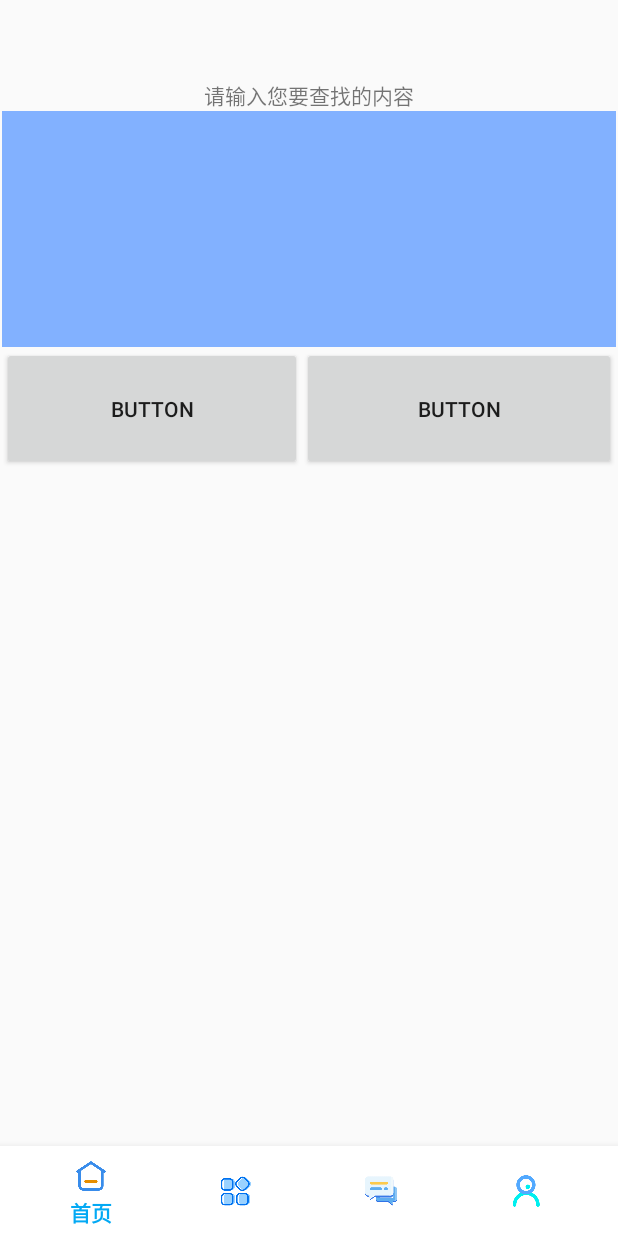
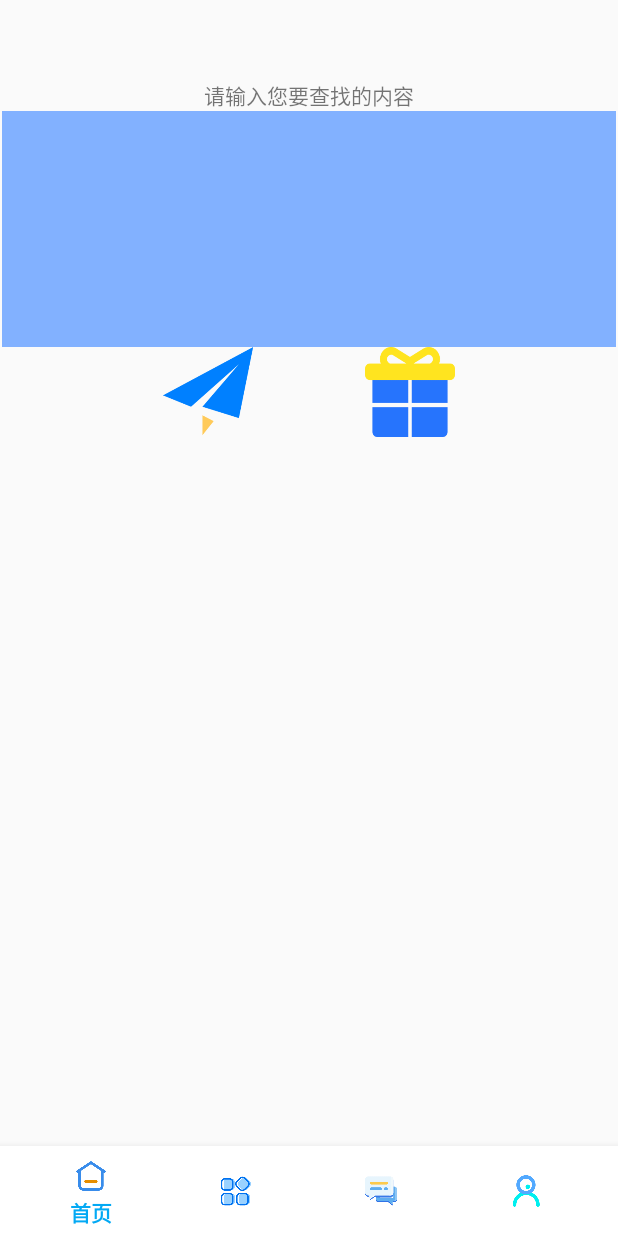
Before and after one commit to yukaida/shiwu, an Android app: the screen it shows after launch (MainActivity), on a phone screen of 412 x 824 dp. Run offline under Robolectric (Android 15) with nearby library versions, the phone set to English and light mode, and no system bars.

Commit message:
添加发布，寻找功能

```diff
--- a/app/src/main/java/com/example/shiwu/Fragment/HomeFragment.java
+++ b/app/src/main/java/com/example/shiwu/Fragment/HomeFragment.java
@@ -26,7 +26,7 @@ public class HomeFragment extends Fragment {
     }
 
     private void initView(){
-        recyclerView = getView().findViewById(R.id.homeF_recyclerView);
+        recyclerView = getView().findViewById(R.id.recyclerView_homeF);
     }
 
 
--- a/app/src/main/java/com/example/shiwu/MainActivity.java
+++ b/app/src/main/java/com/example/shiwu/MainActivity.java
@@ -6,19 +6,16 @@ import androidx.appcompat.app.AppCompatActivity;
 import androidx.fragment.app.Fragment;
 import androidx.fragment.app.FragmentManager;
 import androidx.fragment.app.FragmentTransaction;
-
 import android.graphics.Color;
 import android.os.Build;
 import android.os.Bundle;
 import android.view.MenuItem;
 import android.view.View;
-
 import com.example.shiwu.Fragment.HomeFragment;
 import com.example.shiwu.Fragment.KindFragment;
 import com.example.shiwu.Fragment.MesFragment;
 import com.example.shiwu.Fragment.MyFragment;
 import com.google.android.material.bottomnavigation.BottomNavigationView;
-
 import java.util.Random;
 
 public class MainActivity extends AppCompatActivity implements BottomNavigationView.OnNavigationItemSelectedListener {
--- a/app/src/main/res/layout/fragment_home.xml
+++ b/app/src/main/res/layout/fragment_home.xml
@@ -7,7 +7,7 @@
     tools:context=".Fragment.HomeFragment">
 
     <ScrollView
-        android:id="@+id/scrollView2"
+        android:id="@+id/HomeF_scrollView"
         android:layout_width="0dp"
         android:layout_height="729dp"
         android:layout_marginStart="1dp"
@@ -24,12 +24,12 @@
             android:orientation="vertical">
 
             <TextView
-                android:id="@+id/textView7"
+                android:id="@+id/textView_HomeF_top"
                 android:layout_width="match_parent"
                 android:layout_height="35dp" />
 
             <TextView
-                android:id="@+id/textView5"
+                android:id="@+id/textView_HomeF_search"
                 android:layout_width="match_parent"
                 android:layout_height="wrap_content"
                 android:layout_gravity="center"
@@ -37,33 +37,49 @@
                 android:text="请输入您要查找的内容" />
 
             <androidx.viewpager.widget.ViewPager
+                android:id="@+id/ViewPager_HomeF"
                 android:layout_width="match_parent"
                 android:layout_height="157dp"
                 android:background="#82B1FF">
 
             </androidx.viewpager.widget.ViewPager>
 
-            <LinearLayout
+            <androidx.constraintlayout.widget.ConstraintLayout
                 android:layout_width="match_parent"
-                android:layout_height="match_parent"
-                android:orientation="horizontal">
+                android:layout_height="match_parent">
 
                 <Button
-                    android:id="@+id/button2"
-                    android:layout_width="200dp"
-                    android:layout_height="match_parent"
-                    android:text="Button" />
+                    android:id="@+id/button_HomeF_search"
+                    android:layout_width="60dp"
+                    android:layout_height="60dp"
+
+                    android:layout_marginStart="32dp"
+                    android:layout_marginEnd="96dp"
+                    android:background="@drawable/search5"
+                    app:layout_constraintBottom_toBottomOf="parent"
+                    app:layout_constraintEnd_toEndOf="parent"
+                    app:layout_constraintStart_toEndOf="@+id/button_HomeF_publish"
+                    app:layout_constraintTop_toTopOf="parent" />
 
                 <Button
-                    android:id="@+id/button3"
-                    android:layout_width="wrap_content"
-                    android:layout_height="82dp"
-                    android:layout_weight="1"
-                    android:text="Button" />
-            </LinearLayout>
+                    android:id="@+id/button_HomeF_publish"
+                    android:layout_width="60dp"
+                    android:layout_height="60dp"
+
+
+                    android:layout_marginStart="96dp"
+                    android:layout_marginEnd="32dp"
+                    android:background="@drawable/publish3"
+                    app:layout_constraintBottom_toBottomOf="parent"
+                    app:layout_constraintEnd_toStartOf="@+id/button_HomeF_search"
+                    app:layout_constraintStart_toStartOf="parent"
+                    app:layout_constraintTop_toTopOf="parent"
+                    app:layout_constraintVertical_bias="0.0" />
+
+            </androidx.constraintlayout.widget.ConstraintLayout>
 
             <androidx.recyclerview.widget.RecyclerView
-                android:id="@+id/homeF_recyclerView"
+                android:id="@+id/recyclerView_homeF"
                 android:layout_width="match_parent"
                 android:layout_height="wrap_content" />
 
--- a/app/src/main/res/layout/fragment_my.xml
+++ b/app/src/main/res/layout/fragment_my.xml
@@ -3,16 +3,4 @@
     xmlns:app="http://schemas.android.com/apk/res-auto"
     xmlns:tools="http://schemas.android.com/tools"
     android:layout_width="match_parent"
-    android:layout_height="match_parent">
-
-    <TextView
-        android:id="@+id/textView4"
-        android:layout_width="wrap_content"
-        android:layout_height="wrap_content"
-        android:text="我的"
-        app:layout_constraintBottom_toBottomOf="parent"
-        app:layout_constraintEnd_toEndOf="parent"
-        app:layout_constraintHorizontal_bias="0.5"
-        app:layout_constraintStart_toStartOf="parent"
-        app:layout_constraintTop_toTopOf="parent" />
-</androidx.constraintlayout.widget.ConstraintLayout>
+    android:layout_height="match_parent"/>
```
Also changed, not shown: app/src/main/res/drawable-v24/publish3.png (added), app/src/main/res/drawable-v24/publish_1.png (added), app/src/main/res/drawable-v24/search.png (added), app/src/main/res/drawable-v24/search5.png (added).
